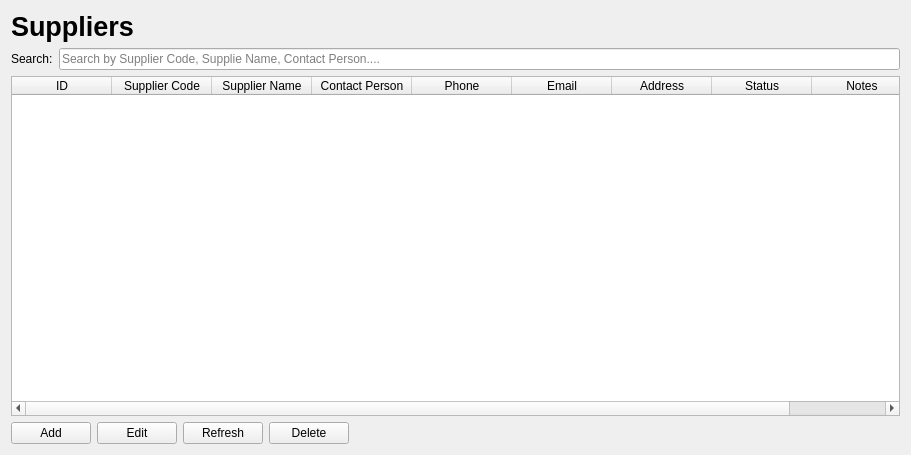
Qt form app/ui/forms/supplier_page.ui (Apie-dup/MaintenanceSystem) before a commit.
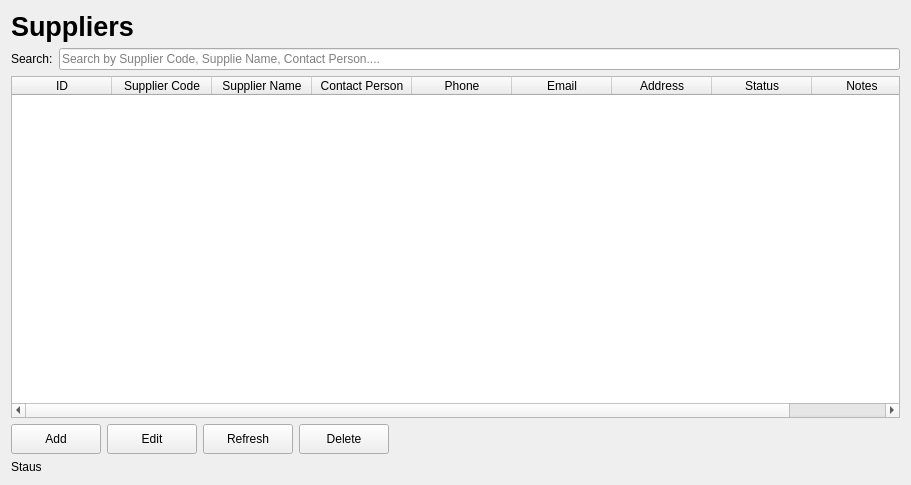
The same form after that commit.

Commit message: Add UI components for Preventive Maintenance and related pages, including table structures and buttons

Patch:
```diff
--- a/app/ui/forms/supplier_page.ui
+++ b/app/ui/forms/supplier_page.ui
@@ -7,7 +7,7 @@
     <x>0</x>
     <y>0</y>
     <width>911</width>
-    <height>455</height>
+    <height>485</height>
    </rect>
   </property>
   <property name="windowTitle">
@@ -104,6 +104,12 @@
     <layout class="QHBoxLayout" name="horizontalLayout_2">
      <item>
       <widget class="QPushButton" name="btnAdd">
+       <property name="minimumSize">
+        <size>
+         <width>90</width>
+         <height>30</height>
+        </size>
+       </property>
        <property name="text">
         <string>Add</string>
        </property>
@@ -114,6 +120,12 @@
      </item>
      <item>
       <widget class="QPushButton" name="btnEdit">
+       <property name="minimumSize">
+        <size>
+         <width>90</width>
+         <height>30</height>
+        </size>
+       </property>
        <property name="text">
         <string>Edit</string>
        </property>
@@ -124,6 +136,12 @@
      </item>
      <item>
       <widget class="QPushButton" name="btnRefresh">
+       <property name="minimumSize">
+        <size>
+         <width>90</width>
+         <height>30</height>
+        </size>
+       </property>
        <property name="text">
         <string>Refresh</string>
        </property>
@@ -134,6 +152,12 @@
      </item>
      <item>
       <widget class="QPushButton" name="btnDelete">
+       <property name="minimumSize">
+        <size>
+         <width>90</width>
+         <height>30</height>
+        </size>
+       </property>
        <property name="text">
         <string>Delete</string>
        </property>
@@ -154,6 +178,13 @@
      </item>
     </layout>
    </item>
+   <item>
+    <widget class="QLabel" name="lblStatus">
+     <property name="text">
+      <string>Staus</string>
+     </property>
+    </widget>
+   </item>
   </layout>
  </widget>
  <resources/>
```
The commit also changes 60 other files.
